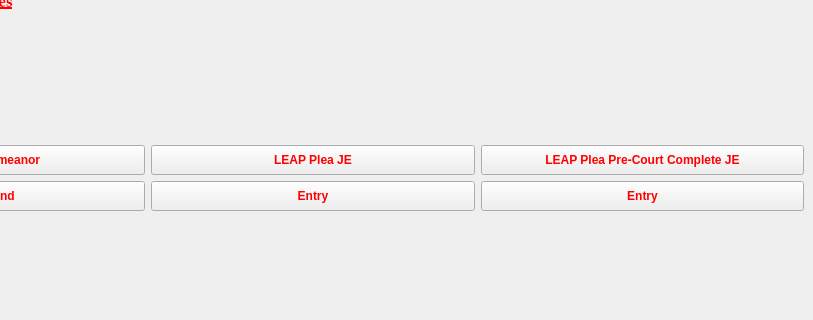
Old version of the form resources/ui/MainWindow.ui in the repository HunterProgram22/MuniEntry; both pictures show x 187 to 1000 and y 212 to 532 of the 1000 by 803 pixel window.
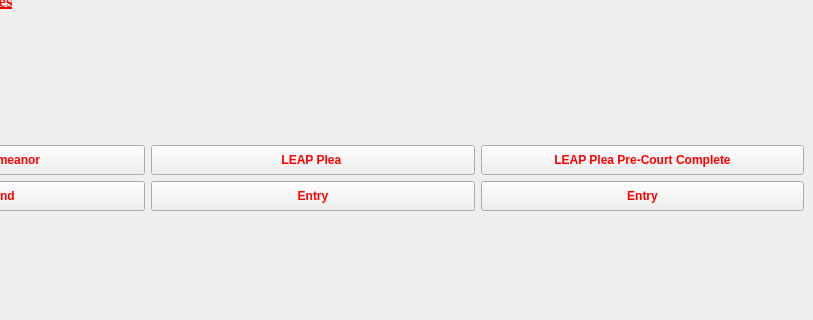
New version of the form.

The edit to the form file:
```diff
--- a/resources/ui/MainWindow.ui
+++ b/resources/ui/MainWindow.ui
@@ -141,7 +141,7 @@
        </size>
       </property>
       <property name="text">
-       <string>LEAP Plea JE</string>
+       <string>LEAP Plea </string>
       </property>
      </widget>
     </item>
@@ -154,7 +154,7 @@
        </size>
       </property>
       <property name="text">
-       <string>LEAP Plea Pre-Court Complete JE</string>
+       <string>LEAP Plea Pre-Court Complete</string>
       </property>
      </widget>
     </item>
```
